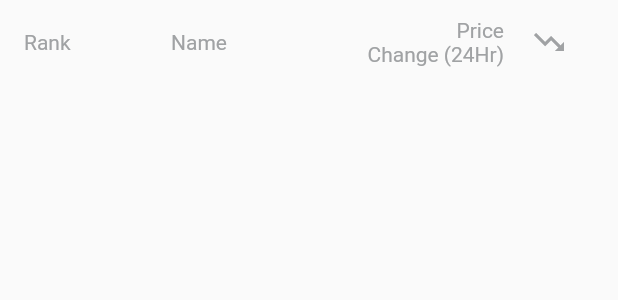
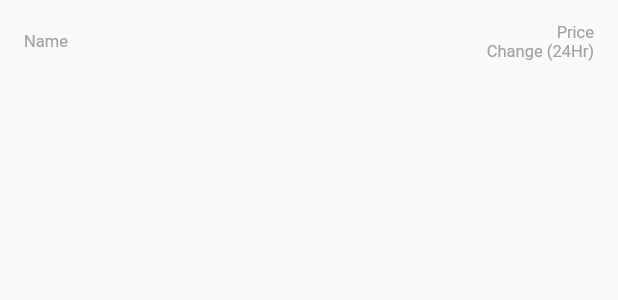
Before and after one commit to alirezabashi98/AlfaCoin, a Flutter app: the ItemTitleCryptoWatch widget shown alone on an empty page, opened directly, on a phone screen of 412 x 824 dp. Shown: the top 300 px of the screen. Run offline on Flutter 3.47's test engine with Material 2 defaults, Android fonts, the phone set to English and light mode, and no system bars; drawn by our look-alikes of auto_size_text; our stand-ins replace cached_network_image, dio, fl_chart, flutter_spinkit, get_it, responsive_builder and 2 more; missing offline and left inert: desktop_webview_window, webviewx; network calls fail.

Commit message:
Watch page is completely finished

```diff
--- a/lib/ui/screen/watch/home_watch_screen.dart
+++ b/lib/ui/screen/watch/home_watch_screen.dart
@@ -3,6 +3,7 @@ import 'package:alfa_coin/constants/constants.dart';
 import 'package:alfa_coin/providers/home_provider.dart';
 import 'package:alfa_coin/ui/widget/mobile/item_crypto_mobile.dart';
 import 'package:alfa_coin/ui/widget/watch/item_crypto_watch.dart';
+import 'package:alfa_coin/ui/widget/watch/item_title_crypto_watch.dart';
 import 'package:flutter/material.dart';
 import 'package:flutter_spinkit/flutter_spinkit.dart';
 import 'package:get_it/get_it.dart';
@@ -47,7 +48,11 @@ class _HomeWatchScreenState extends State<HomeWatchScreen> {
   }
 
   getUi(HomeProvider provider) {
-    return ListView.builder(
+    return Column(
+      children: [
+        const ItemTitleCryptoWatch(),
+        Expanded(
+          child: ListView.builder(
             itemCount: provider.cryptoList.length,
             itemBuilder: (context, index) {
               var list = provider.cryptoList;
@@ -72,6 +77,9 @@ class _HomeWatchScreenState extends State<HomeWatchScreen> {
                 ),
               );
             },
+          ),
+        ),
+      ],
     );
   }
 
@@ -102,14 +110,15 @@ class _HomeWatchScreenState extends State<HomeWatchScreen> {
       child: Column(
         mainAxisSize: MainAxisSize.max,
         children: [
+          const ItemTitleCryptoWatch(),
           Expanded(
             child: Shimmer.fromColors(
-              baseColor: Colors.grey.shade300,
-              highlightColor: Colors.grey.shade100,
+              baseColor: ColorsApp.red,
+              highlightColor: ColorsApp.green,
               enabled: true,
               child: ListView.builder(
                 itemBuilder: (context, index) {
-                  return ItemCryptoMobile(
+                  return ItemCryptoWatch(
                     crypto: CryptocurrencyModel(
                       "1",
                       index + 1,
--- a/lib/ui/widget/watch/item_title_crypto_watch.dart
+++ b/lib/ui/widget/watch/item_title_crypto_watch.dart
@@ -1,44 +1,27 @@
 import 'package:alfa_coin/constants/constants.dart';
+import 'package:auto_size_text/auto_size_text.dart';
 import 'package:flutter/material.dart';
+import 'package:sizer/sizer.dart';
 
 class ItemTitleCryptoWatch extends StatelessWidget {
   const ItemTitleCryptoWatch({Key? key}) : super(key: key);
 
   @override
   Widget build(BuildContext context) {
-    var style = const TextStyle(color: ColorsApp.grey, fontSize: 14);
+    var style = const TextStyle(color: ColorsApp.grey, fontSize: 11);
+    var minFontSize = 5.0;
+    var maxFontSize = 13.0;
 
     return ListTile(
-      title: Text(
+      title: AutoSizeText(
+        maxLines: 1,
+        minFontSize: minFontSize,
+        maxFontSize: maxFontSize,
         'Name',
         style: style,
       ),
-      leading: SizedBox(
-        width: 82.0,
-        child: Center(
-          child: Row(
-            children: [
-              SizedBox(
-                width: 40.0,
-                child: Text(
-                  'Rank',
-                  style: style,
-                ),
-              ),
-              const Spacer(),
-              SizedBox(
-                width: 38.0,
-                child: Text(
-                  '',
-                  style: style,
-                ),
-              ),
-            ],
-          ),
-        ),
-      ),
       trailing: SizedBox(
-        width: 200,
+        width: 40.w,
         child: Row(
           mainAxisAlignment: MainAxisAlignment.end,
           children: [
@@ -46,25 +29,21 @@ class ItemTitleCryptoWatch extends StatelessWidget {
               mainAxisAlignment: MainAxisAlignment.center,
               crossAxisAlignment: CrossAxisAlignment.end,
               children: [
-                Text(
+                AutoSizeText(
+                  maxLines: 1,
                   "Price",
+                  minFontSize: minFontSize,
+                  maxFontSize: maxFontSize,
                   style: style,
                 ),
-                Text(
+                AutoSizeText(
+                  maxLines: 1,
+                  minFontSize: minFontSize,
+                  maxFontSize: maxFontSize,
                   "Change (24Hr)",
                   style: style,
                 ),
               ],
-            ),
-            const SizedBox(
-              width: 60,
-              child: Center(
-                child: Icon(
-                  Icons.trending_down,
-                  size: 24,
-                  color: ColorsApp.grey,
-                ),
-              ),
             ),
           ],
         ),
--- a/pubspec.yaml
+++ b/pubspec.yaml
@@ -23,6 +23,7 @@ dependencies:
   fl_chart: ^0.55.2
   google_fonts: ^3.0.1
   crypto_font_icons: ^1.0.1
+  # web view
   webviewx: ^0.2.1
   desktop_webview_window: ^0.1.6
   # responsive
```
Lines whose indentation alone changed are shown as unchanged.
